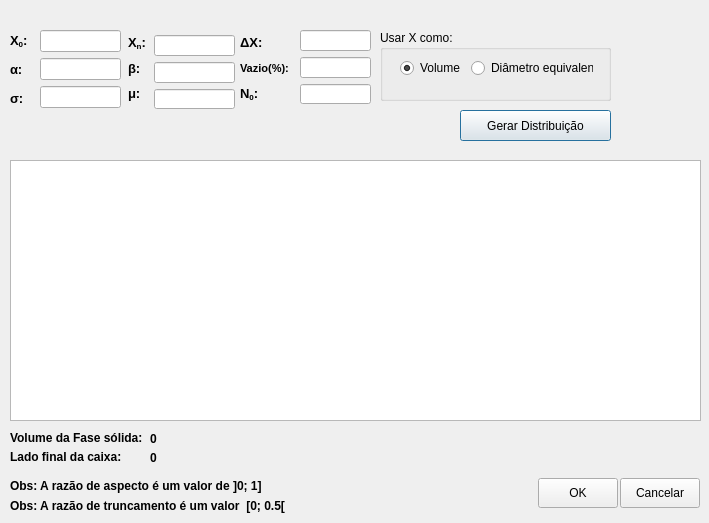
Before: the Qt Designer form forms/distribuicaoLogNormal.ui in lucassimao/Simulacao-Estereologica, drawn with Qt 5.
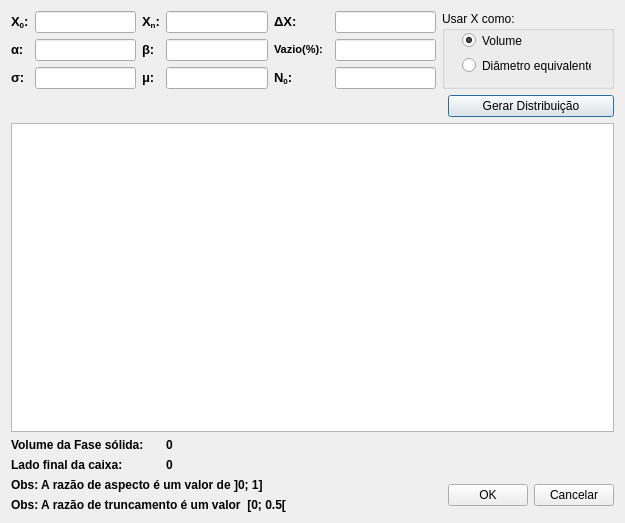
After: the same form once the commit is applied.

Commit message: janela de dsitribuicao logNormal agora pode ser maximizada. Os componentes na GUI sao expandidos proporcionalmente

```diff
--- a/forms/distribuicaoLogNormal.ui
+++ b/forms/distribuicaoLogNormal.ui
@@ -9,155 +9,24 @@
    <rect>
     <x>0</x>
     <y>0</y>
-    <width>709</width>
+    <width>625</width>
     <height>523</height>
    </rect>
   </property>
+  <property name="sizePolicy">
+   <sizepolicy hsizetype="Preferred" vsizetype="Preferred">
+    <horstretch>0</horstretch>
+    <verstretch>0</verstretch>
+   </sizepolicy>
+  </property>
   <property name="windowTitle">
    <string>Distribuição Log Normal</string>
   </property>
-  <widget class="QPushButton" name="btnOK">
-   <property name="geometry">
-    <rect>
-     <x>538</x>
-     <y>478</y>
-     <width>80</width>
-     <height>30</height>
-    </rect>
-   </property>
-   <property name="text">
-    <string>OK</string>
-   </property>
-   <property name="autoDefault">
+  <property name="sizeGripEnabled">
     <bool>false</bool>
    </property>
-  </widget>
-  <widget class="QPushButton" name="btnCancelar">
-   <property name="geometry">
-    <rect>
-     <x>620</x>
-     <y>478</y>
-     <width>80</width>
-     <height>30</height>
-    </rect>
-   </property>
-   <property name="text">
-    <string>Cancelar</string>
-   </property>
-   <property name="autoDefault">
-    <bool>false</bool>
-   </property>
-  </widget>
-  <widget class="QTableView" name="tableDistribuicao">
-   <property name="geometry">
-    <rect>
-     <x>10</x>
-     <y>160</y>
-     <width>691</width>
-     <height>261</height>
-    </rect>
-   </property>
-  </widget>
-  <widget class="QPushButton" name="btnGerarDistribuicao">
-   <property name="geometry">
-    <rect>
-     <x>460</x>
-     <y>110</y>
-     <width>151</width>
-     <height>31</height>
-    </rect>
-   </property>
-   <property name="text">
-    <string>Gerar Distribuição</string>
-   </property>
-   <property name="autoDefault">
-    <bool>true</bool>
-   </property>
-  </widget>
-  <widget class="QGroupBox" name="groupBox">
-   <property name="geometry">
-    <rect>
-     <x>380</x>
-     <y>30</y>
-     <width>231</width>
-     <height>71</height>
-    </rect>
-   </property>
-   <property name="title">
-    <string>Usar X como:</string>
-   </property>
-   <widget class="QWidget" name="layoutWidget">
-    <property name="geometry">
-     <rect>
-      <x>20</x>
-      <y>28</y>
-      <width>193</width>
-      <height>20</height>
-     </rect>
-    </property>
-    <layout class="QHBoxLayout" name="horizontalLayout">
-     <item>
-      <widget class="QRadioButton" name="radioButtonUsarXComoVolume">
-       <property name="text">
-        <string>Volume</string>
-       </property>
-       <property name="checked">
-        <bool>true</bool>
-       </property>
-      </widget>
-     </item>
-     <item>
-      <widget class="QRadioButton" name="radioButtonUsarXComoDiametroEquivalente">
-       <property name="text">
-        <string>Diâmetro equivalente</string>
-       </property>
-      </widget>
-     </item>
-    </layout>
-   </widget>
-  </widget>
-  <widget class="QWidget" name="layoutWidget">
-   <property name="geometry">
-    <rect>
-     <x>40</x>
-     <y>30</y>
-     <width>81</width>
-     <height>81</height>
-    </rect>
-   </property>
-   <layout class="QVBoxLayout" name="verticalLayout">
-    <item>
-     <widget class="QLineEdit" name="textX0">
-      <property name="text">
-       <string/>
-      </property>
-     </widget>
-    </item>
-    <item>
-     <widget class="QLineEdit" name="textRazaoDeAspecto">
-      <property name="text">
-       <string/>
-      </property>
-     </widget>
-    </item>
-    <item>
-     <widget class="QLineEdit" name="textSigma">
-      <property name="text">
-       <string/>
-      </property>
-     </widget>
-    </item>
-   </layout>
-  </widget>
-  <widget class="QWidget" name="layoutWidget">
-   <property name="geometry">
-    <rect>
-     <x>10</x>
-     <y>29</y>
-     <width>21</width>
-     <height>81</height>
-    </rect>
-   </property>
+  <layout class="QGridLayout" name="gridLayout">
+   <item row="0" column="0">
    <layout class="QVBoxLayout" name="verticalLayout_2">
     <item>
      <widget class="QLabel" name="label_2">
@@ -211,49 +80,33 @@
      </widget>
     </item>
    </layout>
-  </widget>
-  <widget class="QWidget" name="layoutWidget">
-   <property name="geometry">
-    <rect>
-     <x>154</x>
-     <y>35</y>
-     <width>81</width>
-     <height>74</height>
-    </rect>
-   </property>
-   <layout class="QVBoxLayout" name="verticalLayout_3">
+   </item>
+   <item row="0" column="1">
+    <layout class="QVBoxLayout" name="verticalLayout">
     <item>
-     <widget class="QLineEdit" name="textXn">
+      <widget class="QLineEdit" name="textX0">
       <property name="text">
        <string/>
       </property>
      </widget>
     </item>
     <item>
-     <widget class="QLineEdit" name="textRazaoDeTruncamento">
+      <widget class="QLineEdit" name="textRazaoDeAspecto">
       <property name="text">
        <string/>
       </property>
      </widget>
     </item>
     <item>
-     <widget class="QLineEdit" name="textMi">
+      <widget class="QLineEdit" name="textSigma">
       <property name="text">
        <string/>
       </property>
      </widget>
     </item>
    </layout>
-  </widget>
-  <widget class="QWidget" name="layoutWidget">
-   <property name="geometry">
-    <rect>
-     <x>128</x>
-     <y>33</y>
-     <width>21</width>
-     <height>71</height>
-    </rect>
-   </property>
+   </item>
+   <item row="0" column="2">
    <layout class="QVBoxLayout" name="verticalLayout_4">
     <item>
      <widget class="QLabel" name="label_3">
@@ -307,16 +160,33 @@
      </widget>
     </item>
    </layout>
-  </widget>
-  <widget class="QWidget" name="layoutWidget">
-   <property name="geometry">
-    <rect>
-     <x>240</x>
-     <y>33</y>
-     <width>58</width>
-     <height>71</height>
-    </rect>
-   </property>
+   </item>
+   <item row="0" column="3">
+    <layout class="QVBoxLayout" name="verticalLayout_3">
+     <item>
+      <widget class="QLineEdit" name="textXn">
+       <property name="text">
+        <string/>
+       </property>
+      </widget>
+     </item>
+     <item>
+      <widget class="QLineEdit" name="textRazaoDeTruncamento">
+       <property name="text">
+        <string/>
+       </property>
+      </widget>
+     </item>
+     <item>
+      <widget class="QLineEdit" name="textMi">
+       <property name="text">
+        <string/>
+       </property>
+      </widget>
+     </item>
+    </layout>
+   </item>
+   <item row="0" column="4">
    <layout class="QVBoxLayout" name="verticalLayout_5">
     <item>
      <widget class="QLabel" name="label">
@@ -370,17 +240,12 @@
      </widget>
     </item>
    </layout>
-  </widget>
-  <widget class="QWidget" name="layoutWidget">
-   <property name="geometry">
-    <rect>
-     <x>300</x>
-     <y>30</y>
-     <width>71</width>
-     <height>74</height>
-    </rect>
-   </property>
+   </item>
+   <item row="0" column="6">
    <layout class="QVBoxLayout" name="verticalLayout_6">
+     <property name="spacing">
+      <number>6</number>
+     </property>
     <item>
      <widget class="QLineEdit" name="textDeltaX">
       <property name="text">
@@ -403,56 +268,22 @@
      </widget>
     </item>
    </layout>
-  </widget>
-  <widget class="QLabel" name="label_10">
-   <property name="geometry">
-    <rect>
-     <x>10</x>
-     <y>498</y>
-     <width>351</width>
-     <height>16</height>
-    </rect>
-   </property>
-   <property name="font">
-    <font>
-     <pointsize>9</pointsize>
-     <weight>75</weight>
-     <bold>true</bold>
-    </font>
-   </property>
+   </item>
+   <item row="1" column="8" colspan="2">
+    <widget class="QPushButton" name="btnGerarDistribuicao">
    <property name="text">
-    <string>Obs: A razão de truncamento é um valor  [0; 0.5[</string>
-   </property>
-  </widget>
-  <widget class="QLabel" name="label_11">
-   <property name="geometry">
-    <rect>
-     <x>10</x>
-     <y>478</y>
-     <width>351</width>
-     <height>16</height>
-    </rect>
-   </property>
-   <property name="font">
-    <font>
-     <pointsize>9</pointsize>
-     <weight>75</weight>
-     <bold>true</bold>
-    </font>
-   </property>
-   <property name="text">
-    <string>Obs: A razão de aspecto é um valor de ]0; 1]</string>
-   </property>
-  </widget>
+      <string>Gerar Distribuição</string>
+     </property>
+     <property name="autoDefault">
+      <bool>true</bool>
+     </property>
+    </widget>
+   </item>
+   <item row="2" column="0" colspan="10">
+    <widget class="QTableView" name="tableDistribuicao"/>
+   </item>
+   <item row="3" column="0" colspan="3">
   <widget class="QLabel" name="label_12">
-   <property name="geometry">
-    <rect>
-     <x>10</x>
-     <y>430</y>
-     <width>141</width>
-     <height>16</height>
-    </rect>
-   </property>
    <property name="font">
     <font>
      <pointsize>9</pointsize>
@@ -464,15 +295,23 @@
     <string>Volume da Fase sólida:</string>
    </property>
   </widget>
+   </item>
+   <item row="3" column="3">
+    <widget class="QLabel" name="labelVolumedaFaseSolida">
+     <property name="font">
+      <font>
+       <pointsize>9</pointsize>
+       <weight>75</weight>
+       <bold>true</bold>
+      </font>
+     </property>
+     <property name="text">
+      <string>0</string>
+     </property>
+    </widget>
+   </item>
+   <item row="4" column="0" colspan="3">
   <widget class="QLabel" name="label_13">
-   <property name="geometry">
-    <rect>
-     <x>10</x>
-     <y>449</y>
-     <width>131</width>
-     <height>16</height>
-    </rect>
-   </property>
    <property name="font">
     <font>
      <pointsize>9</pointsize>
@@ -484,46 +323,106 @@
     <string>Lado final da caixa:</string>
    </property>
   </widget>
-  <widget class="QLabel" name="labelVolumedaFaseSolida">
-   <property name="geometry">
-    <rect>
-     <x>150</x>
-     <y>431</y>
-     <width>81</width>
-     <height>16</height>
-    </rect>
-   </property>
-   <property name="font">
-    <font>
-     <pointsize>9</pointsize>
-     <weight>75</weight>
-     <bold>true</bold>
-    </font>
-   </property>
-   <property name="text">
-    <string>0</string>
-   </property>
-  </widget>
+   </item>
+   <item row="4" column="3">
   <widget class="QLabel" name="labelLadoFinalDaCaixa">
+     <property name="font">
+      <font>
+       <pointsize>9</pointsize>
+       <weight>75</weight>
+       <bold>true</bold>
+      </font>
+     </property>
+     <property name="text">
+      <string>0</string>
+     </property>
+    </widget>
+   </item>
+   <item row="5" column="0" colspan="7">
+    <widget class="QLabel" name="label_11">
+     <property name="font">
+      <font>
+       <pointsize>9</pointsize>
+       <weight>75</weight>
+       <bold>true</bold>
+      </font>
+     </property>
+     <property name="text">
+      <string>Obs: A razão de aspecto é um valor de ]0; 1]</string>
+     </property>
+    </widget>
+   </item>
+   <item row="5" column="8" rowspan="2">
+    <widget class="QPushButton" name="btnOK">
+     <property name="text">
+      <string>OK</string>
+     </property>
+     <property name="autoDefault">
+      <bool>false</bool>
+     </property>
+    </widget>
+   </item>
+   <item row="5" column="9" rowspan="2">
+    <widget class="QPushButton" name="btnCancelar">
+     <property name="text">
+      <string>Cancelar</string>
+     </property>
+     <property name="autoDefault">
+      <bool>false</bool>
+     </property>
+    </widget>
+   </item>
+   <item row="6" column="0" colspan="7">
+    <widget class="QLabel" name="label_10">
+     <property name="font">
+      <font>
+       <pointsize>9</pointsize>
+       <weight>75</weight>
+       <bold>true</bold>
+      </font>
+     </property>
+     <property name="text">
+      <string>Obs: A razão de truncamento é um valor  [0; 0.5[</string>
+     </property>
+    </widget>
+   </item>
+   <item row="0" column="7" colspan="3">
+    <widget class="QGroupBox" name="groupBox">
+     <property name="title">
+      <string>Usar X como:</string>
+     </property>
+     <widget class="QWidget" name="layoutWidget">
    <property name="geometry">
     <rect>
-     <x>150</x>
-     <y>450</y>
-     <width>71</width>
-     <height>16</height>
-    </rect>
-   </property>
-   <property name="font">
-    <font>
-     <pointsize>9</pointsize>
-     <weight>75</weight>
-     <bold>true</bold>
-    </font>
-   </property>
+        <x>20</x>
+        <y>20</y>
+        <width>129</width>
+        <height>44</height>
+       </rect>
+      </property>
+      <layout class="QVBoxLayout" name="verticalLayout_7">
+       <item>
+        <widget class="QRadioButton" name="radioButtonUsarXComoVolume">
+         <property name="text">
+          <string>Volume</string>
+         </property>
+         <property name="checked">
+          <bool>true</bool>
+         </property>
+        </widget>
+       </item>
+       <item>
+        <widget class="QRadioButton" name="radioButtonUsarXComoDiametroEquivalente">
    <property name="text">
-    <string>0</string>
-   </property>
-  </widget>
+          <string>Diâmetro equivalente</string>
+         </property>
+        </widget>
+       </item>
+      </layout>
+     </widget>
+    </widget>
+   </item>
+  </layout>
  </widget>
  <resources>
   <include location="resources.qrc"/>
```
Lines whose indentation alone changed are shown as unchanged. The commit also changes 1 other file.
